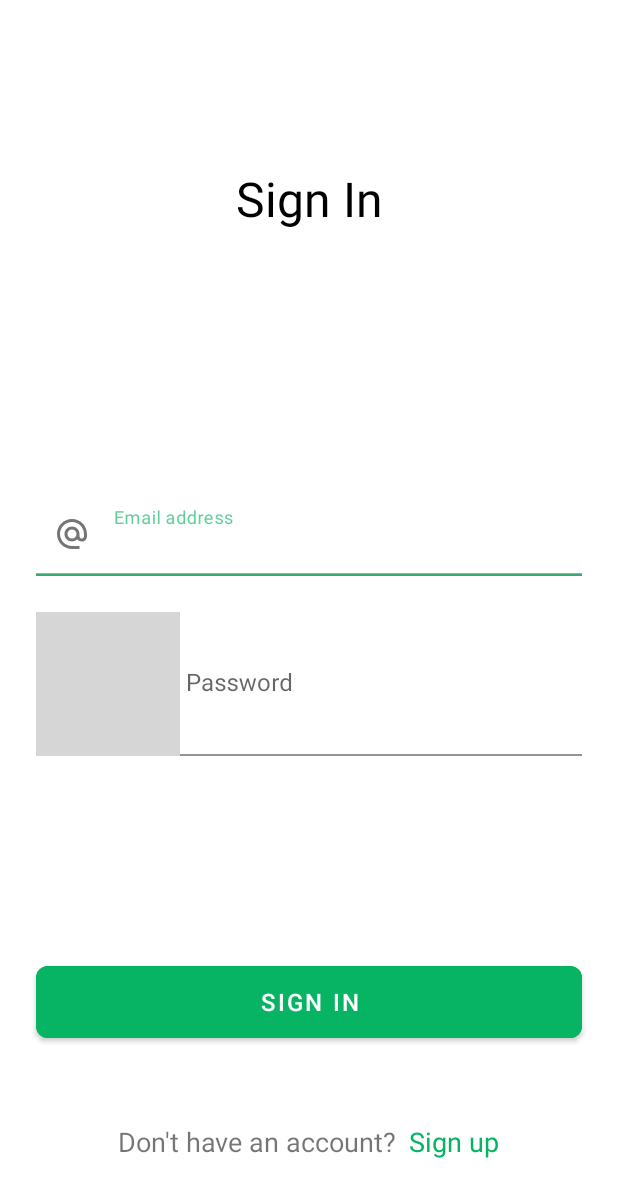
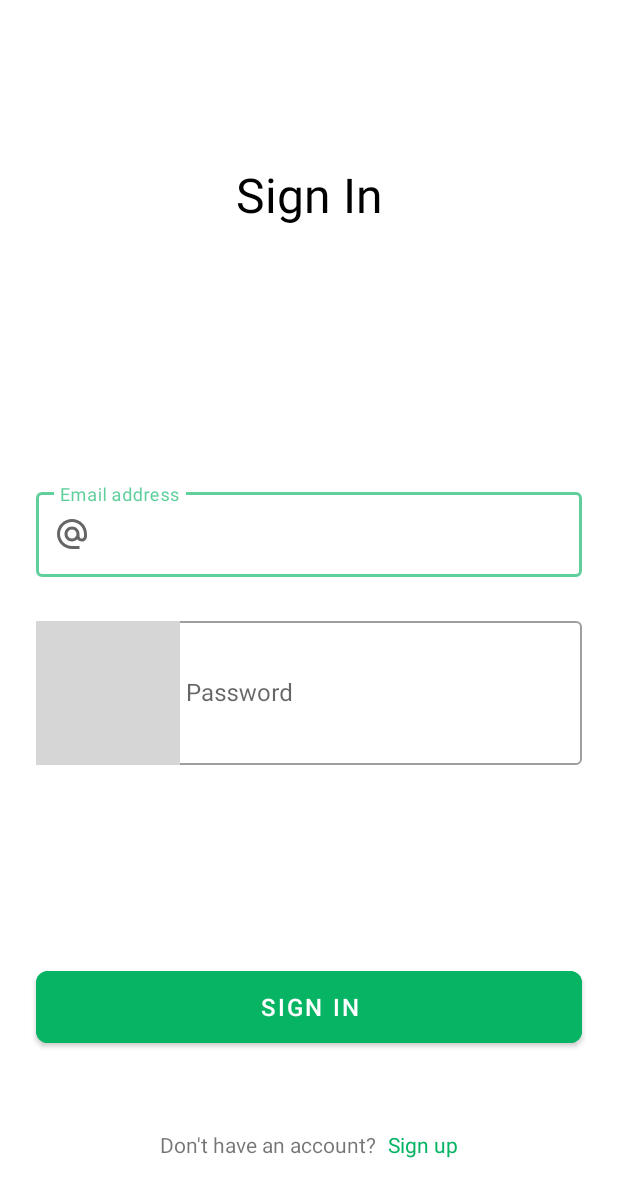
Before and after one commit to Nurlibay/Timetable, an Android app: the screen it shows after launch (MainActivity), on a phone screen of 412 x 824 dp. Shown: the top 1197 px of the screen. Run offline under Robolectric (Android 15) with nearby library versions, the phone set to English and light mode, and no system bars; libraries missing offline, so code that uses them is left out: by.kirich1409.viewbindingdelegate; 2 statements that could not run were skipped; grey boxes are pictures that could not be loaded.

Commit message:
signin and signup screens ui being prepared

```diff
--- a/app/src/main/res/layout/screen_signin.xml
+++ b/app/src/main/res/layout/screen_signin.xml
@@ -29,10 +29,9 @@
         app:layout_constraintStart_toStartOf="parent"
         app:layout_constraintTop_toTopOf="parent">
 
-
         <com.google.android.material.textfield.TextInputLayout
             android:id="@+id/til_email"
-            style="@style/Widget.MaterialComponents.TextInputLayout.FilledBox"
+            style="@style/Widget.MaterialComponents.TextInputLayout.OutlinedBox"
             android:layout_width="match_parent"
             android:layout_height="wrap_content"
             android:layout_marginTop="@dimen/margin_standard"
@@ -43,14 +42,13 @@
             <com.google.android.material.textfield.TextInputEditText
                 android:id="@+id/et_email"
                 android:layout_width="match_parent"
-                android:layout_height="match_parent"
-                android:background="@color/white" />
+                android:layout_height="match_parent" />
 
         </com.google.android.material.textfield.TextInputLayout>
 
         <com.google.android.material.textfield.TextInputLayout
             android:id="@+id/til_password"
-            style="@style/Widget.MaterialComponents.TextInputLayout.FilledBox"
+            style="@style/Widget.MaterialComponents.TextInputLayout.OutlinedBox.Dense"
             android:layout_width="match_parent"
             android:layout_height="wrap_content"
             android:layout_marginTop="@dimen/margin_standard"
@@ -61,8 +59,7 @@
             <com.google.android.material.textfield.TextInputEditText
                 android:id="@+id/et_password"
                 android:layout_width="match_parent"
-                android:layout_height="match_parent"
-                android:background="@color/white" />
+                android:layout_height="match_parent" />
 
         </com.google.android.material.textfield.TextInputLayout>
 
@@ -97,8 +94,7 @@
         <TextView
             android:layout_width="wrap_content"
             android:layout_height="wrap_content"
-            android:text="@string/dont_have_an_account"
-            android:textSize="18sp" />
+            android:text="@string/dont_have_an_account" />
 
         <TextView
             android:id="@+id/tv_sign_up"
@@ -106,8 +102,7 @@
             android:layout_height="wrap_content"
             android:layout_marginStart="@dimen/margin_middle"
             android:text="@string/sign_up"
-            android:textColor="@color/main_color"
-            android:textSize="18sp" />
+            android:textColor="@color/main_color" />
 
     </LinearLayout>
 
```
Also changed, not shown: app/src/main/res/layout/screen_signup.xml (+6 -9 lines).
